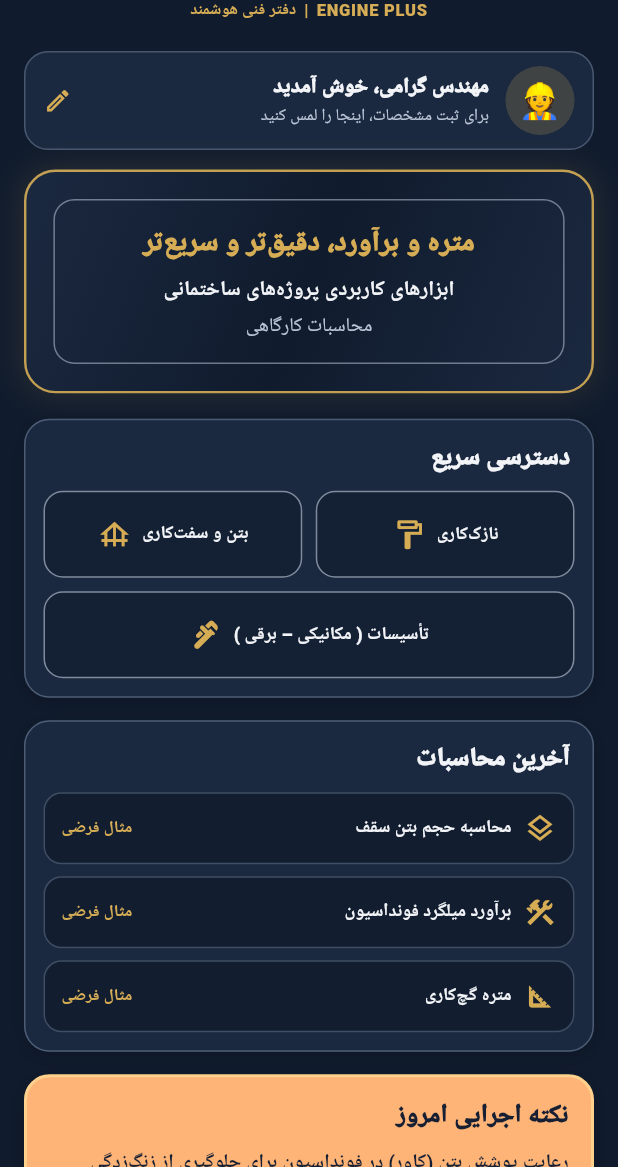
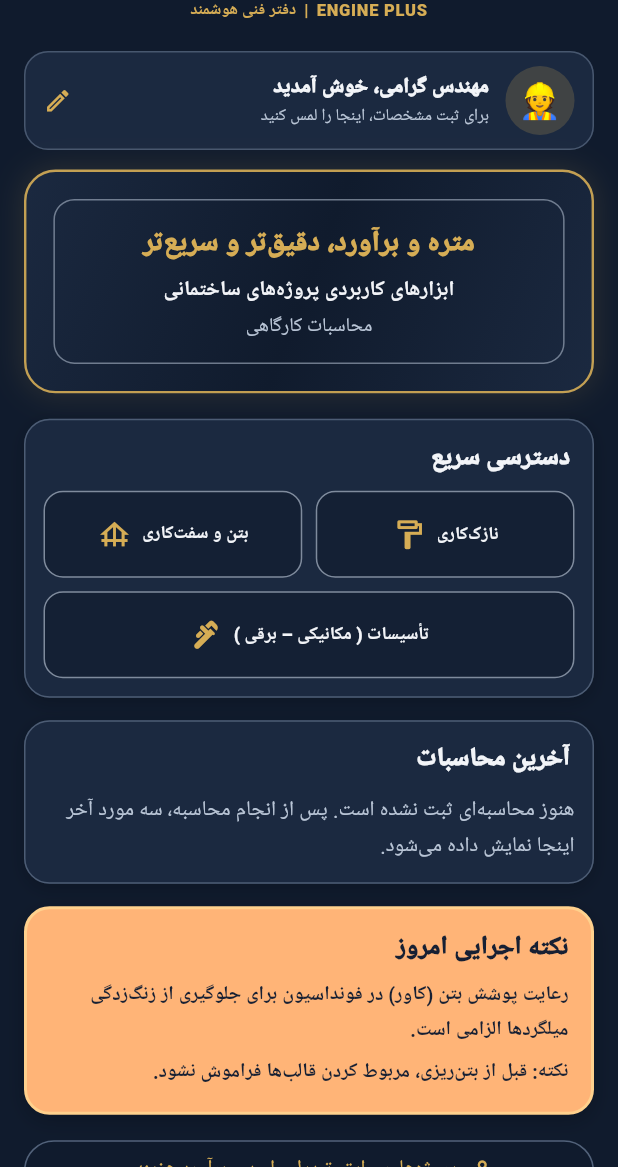
Before and after one commit to askalbasi-spec/MetreYar, a Flutter app: the screen it shows after launch, on a phone screen of 412 x 824 dp, the part 69-1236 px from its top. Run offline on Flutter 3.47's test engine with Material 3 defaults, Android fonts, the phone set to English and light mode, and no system bars; our stand-ins replace shared_preferences.

Commit message:
Enable home profile entry and show real recent calculations

```diff
--- a/lib/main.dart
+++ b/lib/main.dart
@@ -91,6 +91,7 @@ class _MetreYarAppState extends State<MetreYarApp> {
       ),
       home: Directionality(textDirection: TextDirection.rtl, child: _loaded
         ? HomePage(profile: _profile, palette: palette,
+            onOpenProfile: () => Navigator.of(context).push(MaterialPageRoute<void>(builder: (_) => ProfilePage(initialProfile: _profile, onSaved: _saveProfile))),
             onOpenSettings: () => Navigator.of(context).push(MaterialPageRoute<void>(builder: (_) => SettingsPage(
               selectedTheme: _themeKey, profile: _profile, onThemeChanged: _saveTheme, onProfileSaved: _saveProfile))))
         : const Scaffold(body: Center(child: CircularProgressIndicator()))),
@@ -99,10 +100,11 @@ class _MetreYarAppState extends State<MetreYarApp> {
 }
 
 class HomePage extends StatelessWidget {
-  const HomePage({super.key, required this.profile, required this.palette, required this.onOpenSettings});
+  const HomePage({super.key, required this.profile, required this.palette, required this.onOpenSettings, required this.onOpenProfile});
   final Map<String, String> profile;
   final AppPalette palette;
   final VoidCallback onOpenSettings;
+  final VoidCallback onOpenProfile;
 
   @override
   Widget build(BuildContext context) {
@@ -124,7 +126,7 @@ class HomePage extends StatelessWidget {
           children: [
             InkWell(
               borderRadius: BorderRadius.circular(16),
-              onTap: onOpenSettings,
+              onTap: onOpenProfile,
               child: Container(
                 padding: const EdgeInsets.symmetric(horizontal: 12, vertical: 9),
                 decoration: BoxDecoration(
@@ -190,16 +192,10 @@ class HomePage extends StatelessWidget {
             _sectionPanel(
               palette: palette,
               title: 'آخرین محاسبات',
-              child: Column(children: [
-                _recentCalculation(palette, 'محاسبه حجم بتن سقف', 'مثال فرضی', Icons.layers_outlined,
-                  () => _openCalculator(context, const QuickEstimatesPage(initialTabIndex: 0))),
-                const SizedBox(height: 8),
-                _recentCalculation(palette, 'برآورد میلگرد فونداسیون', 'مثال فرضی', Icons.construction_outlined,
-                  () => _openCalculator(context, const QuickEstimatesPage(initialTabIndex: 0))),
-                const SizedBox(height: 8),
-                _recentCalculation(palette, 'متره گچ‌کاری', 'مثال فرضی', Icons.square_foot_outlined,
-                  () => _openCalculator(context, const QuickEstimatesPage(initialTabIndex: 1))),
-              ]),
+              child: _RecentCalculations(
+                palette: palette,
+                onOpenHistory: () => _openCalculator(context, const WorkspacePage(initialTab: 1)),
+              ),
             ),
             const SizedBox(height: 15),
             Container(
@@ -314,6 +310,45 @@ class HomePage extends StatelessWidget {
     );
 
   void _openCalculator(BuildContext context, Widget page) => Navigator.of(context).push(MaterialPageRoute<void>(builder: (_) => page));
+}
+
+class _RecentCalculations extends StatefulWidget {
+  const _RecentCalculations({required this.palette, required this.onOpenHistory});
+  final AppPalette palette;
+  final VoidCallback onOpenHistory;
+  @override State<_RecentCalculations> createState() => _RecentCalculationsState();
+}
+
+class _RecentCalculationsState extends State<_RecentCalculations> {
+  late Future<List<Map<String, dynamic>>> _history;
+  @override void initState() { super.initState(); _reload(); }
+  void _reload() { _history = WorkspaceStore.history(); }
+  @override Widget build(BuildContext context) => FutureBuilder<List<Map<String, dynamic>>>(
+    future: _history,
+    builder: (context, snapshot) {
+      final items = snapshot.data ?? const <Map<String, dynamic>>[];
+      if (snapshot.connectionState != ConnectionState.done) return const Padding(padding: EdgeInsets.all(12), child: Center(child: CircularProgressIndicator()));
+      if (items.isEmpty) return Text('هنوز محاسبه‌ای ثبت نشده است. پس از انجام محاسبه، سه مورد آخر اینجا نمایش داده می‌شود.', style: TextStyle(color: widget.palette.secondary, height: 1.7));
+      return Column(children: [
+        for (var i = 0; i < items.take(3).length; i++) ...[
+          if (i > 0) const SizedBox(height: 8),
+          Material(color: widget.palette.background.withValues(alpha: .82), borderRadius: BorderRadius.circular(12), child: InkWell(
+            onTap: widget.onOpenHistory, borderRadius: BorderRadius.circular(12),
+            child: Container(padding: const EdgeInsets.symmetric(horizontal: 11, vertical: 12), decoration: BoxDecoration(borderRadius: BorderRadius.circular(12), border: Border.all(color: widget.palette.accent.withValues(alpha: .7))),
+              child: Row(children: [
+                Icon(Icons.calculate_outlined, color: widget.palette.primary, size: 22), const SizedBox(width: 8),
+                Expanded(child: Column(crossAxisAlignment: CrossAxisAlignment.start, children: [
+                  Text(items[i]['title']?.toString() ?? 'محاسبه', style: const TextStyle(fontSize: 12, fontWeight: FontWeight.w800)),
+                  const SizedBox(height: 3), Text(items[i]['result']?.toString() ?? '', maxLines: 2, overflow: TextOverflow.ellipsis, style: TextStyle(color: widget.palette.secondary, fontSize: 10)),
+                ])),
+                if ((items[i]['projectName']?.toString() ?? '').isNotEmpty) Text(items[i]['projectName'].toString(), style: TextStyle(color: widget.palette.primary, fontSize: 10)),
+              ])),
+          )),
+        ],
+        Align(alignment: Alignment.centerLeft, child: TextButton.icon(onPressed: widget.onOpenHistory, icon: const Icon(Icons.history), label: const Text('مشاهده همه سوابق'))),
+      ]);
+    },
+  );
 }
 
 class SettingsPage extends StatelessWidget {
```
